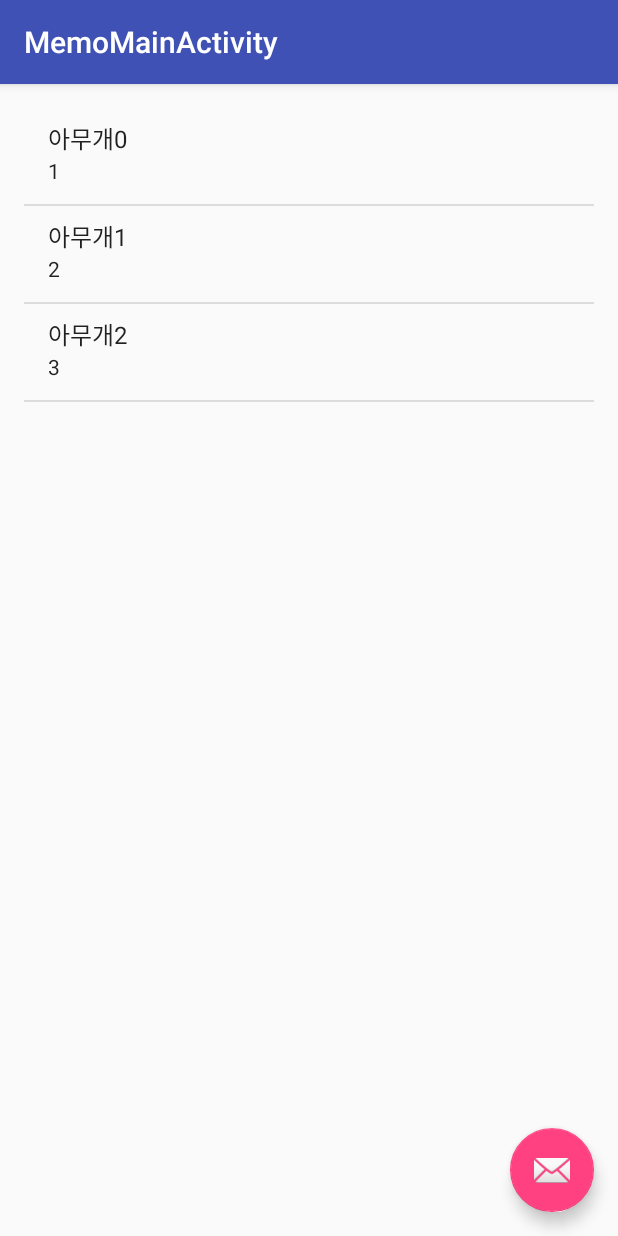
After one commit to suwonsmartapp/VacationBae, an Android app: the MemoMainActivity screen opened directly, with no data from a screen before it, on a phone screen of 412 x 824 dp. The commit adds this screen. Run offline under Robolectric (Android 15) with nearby library versions, the phone set to English and light mode, and no system bars.

Commit message:
메모장

```diff
--- a/app/build.gradle
+++ b/app/build.gradle
@@ -23,4 +23,5 @@ dependencies {
     compile fileTree(dir: 'libs', include: ['*.jar'])
     testCompile 'junit:junit:4.12'
     compile 'com.android.support:appcompat-v7:23.4.0'
+    compile 'com.android.support:design:23.4.0'
 }
--- /dev/null
+++ b/app/src/main/java/com/team_coder/myapplication/MemoMainActivity.java
@@ -0,0 +1,112 @@
+package com.team_coder.myapplication;
+
+import android.content.Intent;
+import android.os.Bundle;
+import android.support.design.widget.FloatingActionButton;
+import android.support.v7.app.AppCompatActivity;
+import android.support.v7.widget.Toolbar;
+import android.view.ContextMenu;
+import android.view.MenuInflater;
+import android.view.MenuItem;
+import android.view.View;
+import android.widget.AdapterView;
+import android.widget.ListView;
+
+import java.util.ArrayList;
+import java.util.List;
+
+public class MemoMainActivity extends AppCompatActivity {
+
+    public static final int REQUEST_CODE_NEW_MEMO = 1;
+
+    private List<Student> mData;
+    private SecondActivity.StudentAdapter mAdapter;
+
+    @Override
+    protected void onCreate(Bundle savedInstanceState) {
+        super.onCreate(savedInstanceState);
+        setContentView(R.layout.activity_memo_main);
+        Toolbar toolbar = (Toolbar) findViewById(R.id.toolbar);
+        setSupportActionBar(toolbar);
+
+        final FloatingActionButton fab = (FloatingActionButton) findViewById(R.id.fab);
+        fab.setOnClickListener(new View.OnClickListener() {
+            @Override
+            public void onClick(View view) {
+                startActivityForResult(new Intent(MemoMainActivity.this, MemoEditActivity.class),
+                        REQUEST_CODE_NEW_MEMO);
+            }
+        });
+
+        // Data
+        mData = new ArrayList<>();
+        for (int i = 0; i < 3; i++) {
+            mData.add(new Student("아무개" + i, i + 1));
+        }
+
+        // Adapter
+        mAdapter = new SecondActivity.StudentAdapter(mData);
+
+        ListView listView = (ListView) findViewById(R.id.list_view);
+        listView.setAdapter(mAdapter);
+
+        listView.setOnItemClickListener(new AdapterView.OnItemClickListener() {
+            @Override
+            public void onItemClick(AdapterView<?> parent, View view, int position, long id) {
+                Student student = (Student) parent.getAdapter().getItem(position);
+                Intent intent = new Intent(MemoMainActivity.this, MemoEditActivity.class);
+                intent.putExtra("name", student.getName());
+                intent.putExtra("position", position);
+                startActivityForResult(intent, REQUEST_CODE_NEW_MEMO);
+            }
+        });
+
+        registerForContextMenu(listView);
+    }
+
+    @Override
+    public void onCreateContextMenu(ContextMenu menu, View v,
+                                    ContextMenu.ContextMenuInfo menuInfo) {
+        super.onCreateContextMenu(menu, v, menuInfo);
+        MenuInflater inflater = getMenuInflater();
+        inflater.inflate(R.menu.context_menu, menu);
+    }
+
+    @Override
+    public boolean onContextItemSelected(MenuItem item) {
+        AdapterView.AdapterContextMenuInfo info = (AdapterView.AdapterContextMenuInfo) item.getMenuInfo();
+        switch (item.getItemId()) {
+            case R.id.action_delete:
+                // 삭제
+                mData.remove(info.position);
+                mAdapter.notifyDataSetChanged();
+                return true;
+            default:
+                return super.onContextItemSelected(item);
+        }
+    }
+
+    @Override
+    protected void onActivityResult(int requestCode, int resultCode, Intent data) {
+        super.onActivityResult(requestCode, resultCode, data);
+
+        if (requestCode == REQUEST_CODE_NEW_MEMO) {
+            if (resultCode == RESULT_OK) {
+                // 데이터 추가
+                String addData = data.getStringExtra("name");
+                int position = data.getIntExtra("position", -1);
+                if (position == -1) {
+                    // 추가
+                    mData.add(new Student(addData, 0));
+                } else {
+                    // 수정
+                    Student modify = mData.get(position);
+                    modify.setName(addData);
+                }
+
+                // 데이터 변경 됨을 어댑터에 알려주기
+                mAdapter.notifyDataSetChanged();
+            }
+        }
+    }
+}
--- a/app/src/main/java/com/team_coder/myapplication/SecondActivity.java
+++ b/app/src/main/java/com/team_coder/myapplication/SecondActivity.java
@@ -57,7 +57,7 @@ public class SecondActivity extends AppCompatActivity {
         });
     }
 
-    static class StudentAdapter extends BaseAdapter {
+    public static class StudentAdapter extends BaseAdapter {
         private static final String TAG = StudentAdapter.class.getSimpleName();
 
         private List<Student> mData;
--- a/app/src/main/res/layout/activity_main.xml
+++ b/app/src/main/res/layout/activity_main.xml
@@ -22,4 +22,10 @@
         android:layout_width="wrap_content"
         android:layout_height="wrap_content" />
 
+    <Button
+        android:text="메모장"
+        android:id="@+id/memo_button"
+        android:layout_width="wrap_content"
+        android:layout_height="wrap_content" />
+
 </LinearLayout>
--- /dev/null
+++ b/app/src/main/res/layout/activity_memo_main.xml
@@ -0,0 +1,34 @@
+<?xml version="1.0" encoding="utf-8"?>
+<android.support.design.widget.CoordinatorLayout xmlns:android="http://schemas.android.com/apk/res/android"
+    xmlns:app="http://schemas.android.com/apk/res-auto"
+    xmlns:tools="http://schemas.android.com/tools"
+    android:layout_width="match_parent"
+    android:layout_height="match_parent"
+    android:fitsSystemWindows="true"
+    tools:context="com.team_coder.myapplication.MemoMainActivity">
+
+    <android.support.design.widget.AppBarLayout
+        android:layout_width="match_parent"
+        android:layout_height="wrap_content"
+        android:theme="@style/AppTheme.AppBarOverlay">
+
+        <android.support.v7.widget.Toolbar
+            android:id="@+id/toolbar"
+            android:layout_width="match_parent"
+            android:layout_height="?attr/actionBarSize"
+            android:background="?attr/colorPrimary"
+            app:popupTheme="@style/AppTheme.PopupOverlay" />
+
+    </android.support.design.widget.AppBarLayout>
+
+    <include layout="@layout/content_memo_main" />
+
+    <android.support.design.widget.FloatingActionButton
+        android:id="@+id/fab"
+        android:layout_width="wrap_content"
+        android:layout_height="wrap_content"
+        android:layout_gravity="bottom|end"
+        android:layout_margin="@dimen/fab_margin"
+        android:src="@android:drawable/ic_dialog_email" />
+
+</android.support.design.widget.CoordinatorLayout>
--- /dev/null
+++ b/app/src/main/res/layout/content_memo_main.xml
@@ -0,0 +1,20 @@
+<?xml version="1.0" encoding="utf-8"?>
+<RelativeLayout xmlns:android="http://schemas.android.com/apk/res/android"
+    xmlns:app="http://schemas.android.com/apk/res-auto"
+    xmlns:tools="http://schemas.android.com/tools"
+    android:layout_width="match_parent"
+    android:layout_height="match_parent"
+    android:paddingBottom="@dimen/activity_vertical_margin"
+    android:paddingLeft="@dimen/activity_horizontal_margin"
+    android:paddingRight="@dimen/activity_horizontal_margin"
+    android:paddingTop="@dimen/activity_vertical_margin"
+    app:layout_behavior="@string/appbar_scrolling_view_behavior"
+    tools:context="com.team_coder.myapplication.MemoMainActivity"
+    tools:showIn="@layout/activity_memo_main">
+
+    <ListView
+        android:id="@+id/list_view"
+        android:layout_width="match_parent"
+        android:layout_height="match_parent" />
+
+</RelativeLayout>
--- /dev/null
+++ b/app/src/main/res/menu/context_menu.xml
@@ -0,0 +1,6 @@
+<?xml version="1.0" encoding="utf-8"?>
+<menu xmlns:android="http://schemas.android.com/apk/res/android">
+    <item
+        android:id="@+id/action_delete"
+        android:title="삭제" />
+</menu>
--- /dev/null
+++ b/app/src/main/res/values-v21/styles.xml
@@ -0,0 +1,9 @@
+<resources>
+
+    <style name="AppTheme.NoActionBar">
+        <item name="windowActionBar">false</item>
+        <item name="windowNoTitle">true</item>
+        <item name="android:windowDrawsSystemBarBackgrounds">true</item>
+        <item name="android:statusBarColor">@android:color/transparent</item>
+    </style>
+</resources>
--- a/app/src/main/res/values/dimens.xml
+++ b/app/src/main/res/values/dimens.xml
@@ -2,4 +2,5 @@
     <!-- Default screen margins, per the Android Design guidelines. -->
     <dimen name="activity_horizontal_margin">16dp</dimen>
     <dimen name="activity_vertical_margin">16dp</dimen>
+    <dimen name="fab_margin">16dp</dimen>
 </resources>
--- a/app/src/main/res/values/strings.xml
+++ b/app/src/main/res/values/strings.xml
@@ -1,3 +1,4 @@
 <resources>
     <string name="app_name">My Application</string>
+    <string name="title_activity_memo_main">MemoMainActivity</string>
 </resources>
--- a/app/src/main/res/values/styles.xml
+++ b/app/src/main/res/values/styles.xml
@@ -8,4 +8,13 @@
         <item name="colorAccent">@color/colorAccent</item>
     </style>
 
+    <style name="AppTheme.NoActionBar">
+        <item name="windowActionBar">false</item>
+        <item name="windowNoTitle">true</item>
+    </style>
+
+    <style name="AppTheme.AppBarOverlay" parent="ThemeOverlay.AppCompat.Dark.ActionBar" />
+
+    <style name="AppTheme.PopupOverlay" parent="ThemeOverlay.AppCompat.Light" />
+
 </resources>
```
Also changed, not shown: app/src/main/AndroidManifest.xml (+5 -2 lines), app/src/main/java/com/team_coder/myapplication/MainActivity.java (+10 -2 lines), app/src/main/java/com/team_coder/myapplication/MemoEditActivity.java (added, +51 -0 lines), app/src/main/res/layout/activity_memo_edit.xml (added, +18 -0 lines), app/src/main/res/menu/memo_edit.xml (added, +8 -0 lines).
